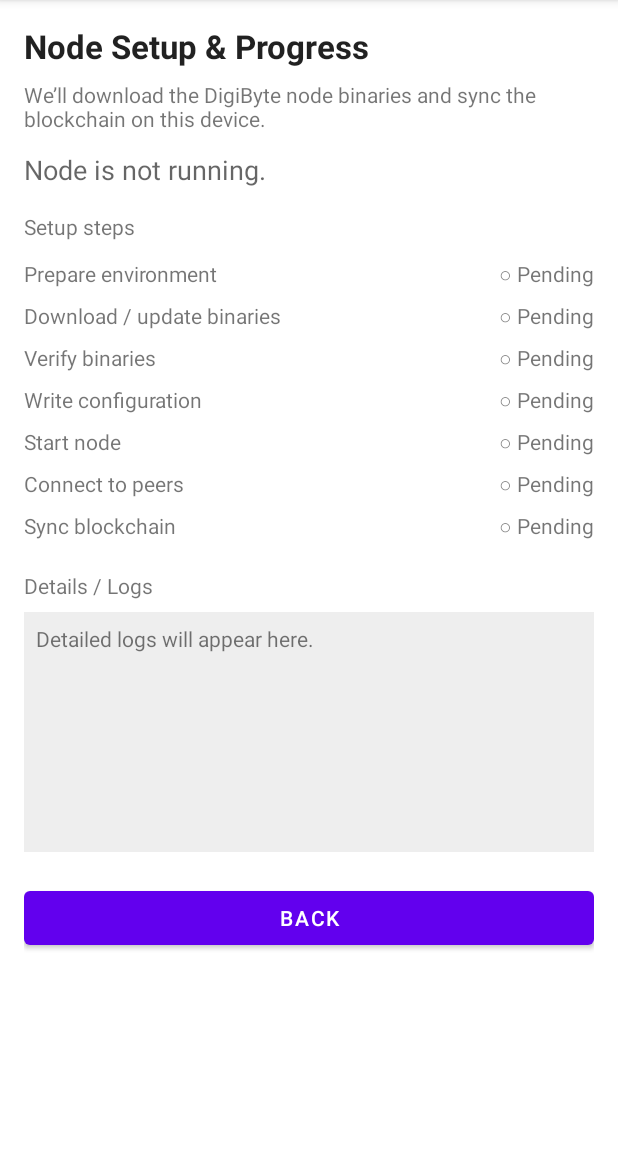
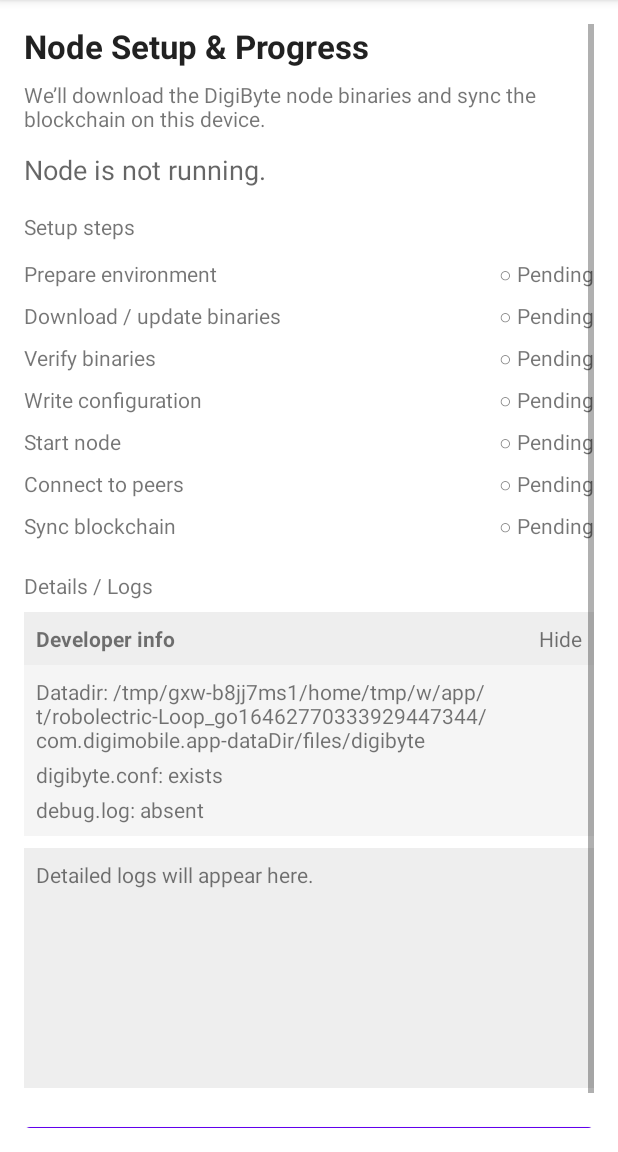
Before and after one commit to JohnnyLawDGB/Digi-Mobile, an Android app: the NodeSetupActivity screen opened directly, with no data from a screen before it, on a phone screen of 412 x 824 dp, the part 84-1236 px from its top. Run offline under Robolectric (Android 15) with nearby library versions, the phone set to English and light mode, and no system bars.

Commit message:
Add developer diagnostics section for node setup

```diff
--- a/android/app/src/main/java/com/digimobile/app/NodeSetupActivity.kt
+++ b/android/app/src/main/java/com/digimobile/app/NodeSetupActivity.kt
@@ -14,11 +14,12 @@ import com.digimobile.app.databinding.ActivityNodeSetupBinding
 import com.digimobile.node.NodeManager
 import com.digimobile.node.NodeManagerProvider
 import com.digimobile.node.NodeDiagnostics
+import com.digimobile.node.NodeStatusSnapshot
 import com.digimobile.node.NodeState
 import com.digimobile.node.toUserMessage
 import java.util.ArrayDeque
+import kotlinx.coroutines.Dispatchers
 import kotlinx.coroutines.launch
-import kotlinx.coroutines.Dispatchers
 import kotlinx.coroutines.withContext
 
 class NodeSetupActivity : AppCompatActivity() {
@@ -41,9 +42,11 @@ class NodeSetupActivity : AppCompatActivity() {
         nodeManager = NodeManagerProvider.get(applicationContext)
 
         setupLogsPlaceholder()
+        setupDeveloperInfo()
         updateHelperText(NodeState.Idle)
         observeNodeState()
         observeLogs()
+        refreshDeveloperInfo()
     }
 
     private fun setupLogsPlaceholder() {
@@ -106,23 +109,21 @@ class NodeSetupActivity : AppCompatActivity() {
         if (!isRunningState(state) || isRunningState(previousState)) return
 
         diagnosticsLogged = true
-        lifecycleScope.launch(Dispatchers.IO) {
-            val snapshot = nodeManager.getStatusSnapshot()
+        lifecycleScope.launch {
+            val snapshot = withContext(Dispatchers.IO) { nodeManager.getStatusSnapshot() }
             val debugLogFile = NodeDiagnostics.getDebugLogFile(snapshot.datadir)
-            val tail = NodeDiagnostics.tailDebugLog(snapshot.datadir, maxLines = 50)
+            val tail = withContext(Dispatchers.IO) {
+                NodeDiagnostics.tailDebugLog(snapshot.datadir, maxLines = 50)
+            }
+
+            withContext(Dispatchers.Main) { updateDeveloperInfo(snapshot) }
 
             val message: String
             val linesToAppend: List<String>
 
-            if (snapshot.hasDebugLog) {
-                if (tail.isNotEmpty()) {
-                    message =
-                        "Debug log found at ${debugLogFile.absolutePath}; showing last ${tail.size} lines below…"
-                    linesToAppend = tail
-                } else {
-                    message = "Debug log found at ${debugLogFile.absolutePath}; no log entries yet."
-                    linesToAppend = emptyList()
-                }
+            if (snapshot.debugLogExists) {
+                message = "Debug log found at ${debugLogFile.absolutePath}; use tail view below for recent lines"
+                linesToAppend = tail
             } else {
                 message = "No debug.log yet; node may still be initializing."
                 linesToAppend = emptyList()
@@ -145,6 +146,32 @@ class NodeSetupActivity : AppCompatActivity() {
             logBuffer.removeFirst()
         }
         binding.textLogs.text = logBuffer.joinToString(separator = "\n")
+    }
+
+    private fun setupDeveloperInfo() {
+        binding.layoutDeveloperInfoHeader.setOnClickListener {
+            binding.layoutDeveloperInfoBody.isVisible = !binding.layoutDeveloperInfoBody.isVisible
+            binding.textDeveloperInfoToggle.text = if (binding.layoutDeveloperInfoBody.isVisible) {
+                "Hide"
+            } else {
+                "Show"
+            }
+        }
+    }
+
+    private fun refreshDeveloperInfo() {
+        lifecycleScope.launch {
+            val snapshot = withContext(Dispatchers.IO) { nodeManager.getStatusSnapshot() }
+            withContext(Dispatchers.Main) { updateDeveloperInfo(snapshot) }
+        }
+    }
+
+    private fun updateDeveloperInfo(snapshot: NodeStatusSnapshot) {
+        binding.textDeveloperDatadir.text = "Datadir: ${snapshot.datadir.absolutePath}"
+        binding.textDeveloperConf.text =
+            "digibyte.conf: ${if (snapshot.confExists) "exists" else "absent"}"
+        binding.textDeveloperDebugLog.text =
+            "debug.log: ${if (snapshot.debugLogExists) "exists" else "absent"}"
     }
 
     private fun updateProgress(state: NodeState) {
--- a/android/app/src/main/java/com/digimobile/node/NodeManager.kt
+++ b/android/app/src/main/java/com/digimobile/node/NodeManager.kt
@@ -361,8 +361,8 @@ class NodeManager(
 
         return NodeStatusSnapshot(
             datadir = dataDir,
-            hasConfig = configFile.exists(),
-            hasDebugLog = debugLogFile.exists()
+            confExists = configFile.exists(),
+            debugLogExists = debugLogFile.exists()
         )
     }
 
@@ -401,6 +401,6 @@ class NodeManager(
 
 data class NodeStatusSnapshot(
     val datadir: File,
-    val hasConfig: Boolean,
-    val hasDebugLog: Boolean,
+    val confExists: Boolean,
+    val debugLogExists: Boolean,
 )
--- a/android/app/src/main/res/layout/activity_node_setup.xml
+++ b/android/app/src/main/res/layout/activity_node_setup.xml
@@ -207,6 +207,58 @@
             android:layout_marginTop="16dp"
             android:text="Details / Logs" />
 
+        <LinearLayout
+            android:id="@+id/layoutDeveloperInfoHeader"
+            android:layout_width="match_parent"
+            android:layout_height="wrap_content"
+            android:layout_marginTop="8dp"
+            android:background="#EEEEEE"
+            android:orientation="horizontal"
+            android:padding="8dp">
+
+            <TextView
+                android:layout_width="0dp"
+                android:layout_height="wrap_content"
+                android:layout_weight="1"
+                android:text="Developer info"
+                android:textStyle="bold" />
+
+            <TextView
+                android:id="@+id/textDeveloperInfoToggle"
+                android:layout_width="wrap_content"
+                android:layout_height="wrap_content"
+                android:text="Hide" />
+        </LinearLayout>
+
+        <LinearLayout
+            android:id="@+id/layoutDeveloperInfoBody"
+            android:layout_width="match_parent"
+            android:layout_height="wrap_content"
+            android:background="#F5F5F5"
+            android:orientation="vertical"
+            android:padding="8dp">
+
+            <TextView
+                android:id="@+id/textDeveloperDatadir"
+                android:layout_width="match_parent"
+                android:layout_height="wrap_content"
+                android:text="Datadir: loading…" />
+
+            <TextView
+                android:id="@+id/textDeveloperConf"
+                android:layout_width="match_parent"
+                android:layout_height="wrap_content"
+                android:layout_marginTop="4dp"
+                android:text="digibyte.conf: checking…" />
+
+            <TextView
+                android:id="@+id/textDeveloperDebugLog"
+                android:layout_width="match_parent"
+                android:layout_height="wrap_content"
+                android:layout_marginTop="4dp"
+                android:text="debug.log: checking…" />
+        </LinearLayout>
+
         <TextView
             android:id="@+id/textLogs"
             android:layout_width="match_parent"
```
